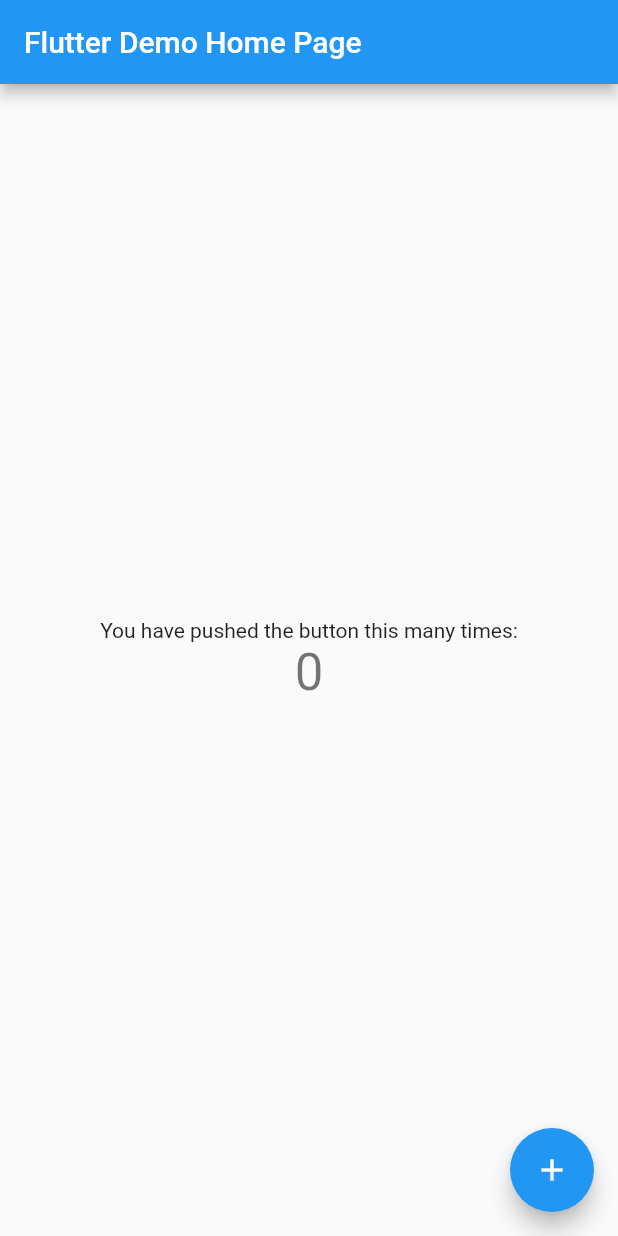
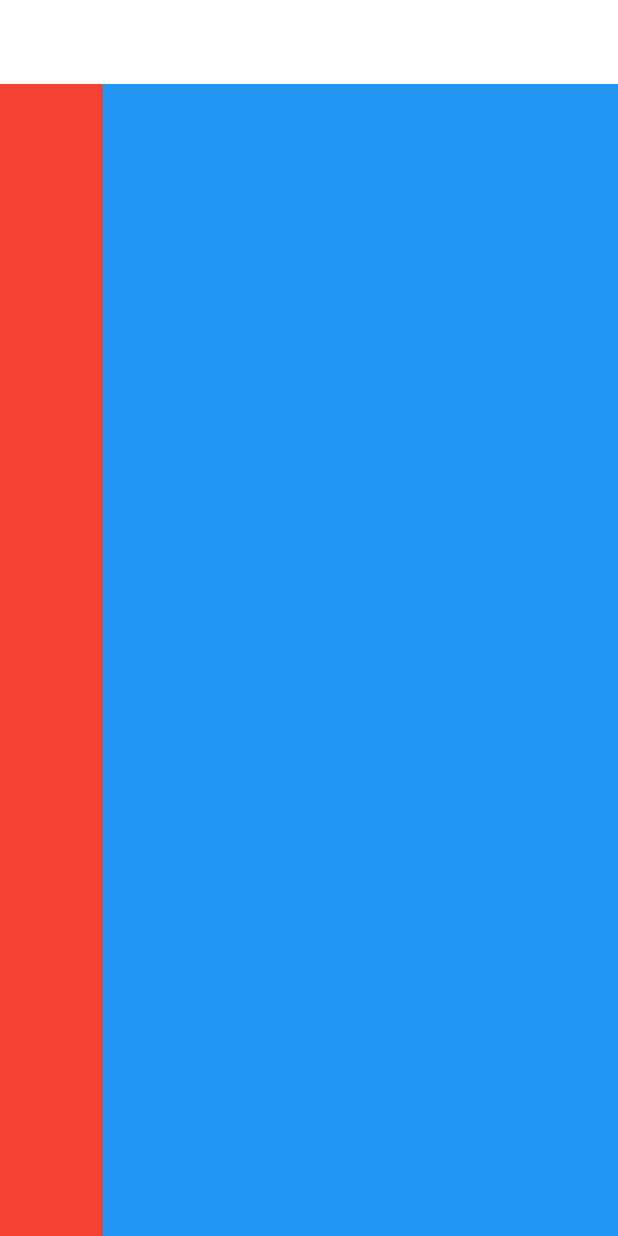
Before and after one commit to jakubj99/test_dashboard, a Flutter app: the screen it shows after launch, on a phone screen of 412 x 824 dp. Run offline on Flutter 3.47's test engine with Material 2 defaults, Android fonts, the light colour scheme and no system bars; our stand-ins replace get, google_fonts.

Commit message:
Added basic styles and themes

```diff
--- /dev/null
+++ b/lib/layout.dart
@@ -0,0 +1,29 @@
+// ignore_for_file: prefer_const_constructors
+import 'package:flutter/material.dart';
+
+class SiteLayout extends StatelessWidget {
+  const SiteLayout({ Key? key}) : super(key: key);
+
+  @override
+  Widget build(BuildContext context) {
+    return Scaffold(
+      appBar: AppBar(
+        elevation: 0,
+        backgroundColor: Colors.white,
+      ),
+      body: Row(
+        children: [
+          Expanded(
+              child: Container(
+            color: Colors.red,
+          )),
+          Expanded(
+              flex: 5,
+              child: Container(
+                color: Colors.blue,
+              ))
+        ],
+      ),
+    );
+  }
+}
--- a/lib/main.dart
+++ b/lib/main.dart
@@ -1,115 +1,36 @@
+// ignore_for_file: prefer_const_constructors
+
 import 'package:flutter/material.dart';
-
+import 'package:get/get_navigation/get_navigation.dart';
+import 'package:google_fonts/google_fonts.dart';
+import 'package:test_dashboard/layout.dart';
 void main() {
-  runApp(const MyApp());
+  runApp(MyApp());
 }
 
 class MyApp extends StatelessWidget {
   const MyApp({Key? key}) : super(key: key);
 
-  // This widget is the root of your application.
   @override
   Widget build(BuildContext context) {
-    return MaterialApp(
-      title: 'Flutter Demo',
-      theme: ThemeData(
-        // This is the theme of your application.
-        //
-        // Try running your application with "flutter run". You'll see the
-        // application has a blue toolbar. Then, without quitting the app, try
-        // changing the primarySwatch below to Colors.green and then invoke
-        // "hot reload" (press "r" in the console where you ran "flutter run",
-        // or simply save your changes to "hot reload" in a Flutter IDE).
-        // Notice that the counter didn't reset back to zero; the application
-        // is not restarted.
-        primarySwatch: Colors.blue,
-      ),
-      home: const MyHomePage(title: 'Flutter Demo Home Page'),
+    return GetMaterialApp(
+debugShowCheckedModeBanner: false,
+title: "Dash",
+theme: ThemeData(
+  scaffoldBackgroundColor: Colors.white,
+  textTheme: GoogleFonts.mulishTextTheme(
+    Theme.of(context).textTheme
+  ).apply(
+    bodyColor: Colors.black
+  ),
+  // ignore: prefer_const_literals_to_create_immutables
+  pageTransitionsTheme: PageTransitionsTheme(builders: {
+    TargetPlatform.iOS: FadeUpwardsPageTransitionsBuilder(),
+    TargetPlatform.android: FadeUpwardsPageTransitionsBuilder()
+  }),
+  primaryColor: Colors.blue
+),
+home: SiteLayout(),
     );
   }
 }
-
-class MyHomePage extends StatefulWidget {
-  const MyHomePage({Key? key, required this.title}) : super(key: key);
-
-  // This widget is the home page of your application. It is stateful, meaning
-  // that it has a State object (defined below) that contains fields that affect
-  // how it looks.
-
-  // This class is the configuration for the state. It holds the values (in this
-  // case the title) provided by the parent (in this case the App widget) and
-  // used by the build method of the State. Fields in a Widget subclass are
-  // always marked "final".
-
-  final String title;
-
-  @override
-  State<MyHomePage> createState() => _MyHomePageState();
-}
-
-class _MyHomePageState extends State<MyHomePage> {
-  int _counter = 0;
-
-  void _incrementCounter() {
-    setState(() {
-      // This call to setState tells the Flutter framework that something has
-      // changed in this State, which causes it to rerun the build method below
-      // so that the display can reflect the updated values. If we changed
-      // _counter without calling setState(), then the build method would not be
-      // called again, and so nothing would appear to happen.
-      _counter++;
-    });
-  }
-
-  @override
-  Widget build(BuildContext context) {
-    // This method is rerun every time setState is called, for instance as done
-    // by the _incrementCounter method above.
-    //
-    // The Flutter framework has been optimized to make rerunning build methods
-    // fast, so that you can just rebuild anything that needs updating rather
-    // than having to individually change instances of widgets.
-    return Scaffold(
-      appBar: AppBar(
-        // Here we take the value from the MyHomePage object that was created by
-        // the App.build method, and use it to set our appbar title.
-        title: Text(widget.title),
-      ),
-      body: Center(
-        // Center is a layout widget. It takes a single child and positions it
-        // in the middle of the parent.
-        child: Column(
-          // Column is also a layout widget. It takes a list of children and
-          // arranges them vertically. By default, it sizes itself to fit its
-          // children horizontally, and tries to be as tall as its parent.
-          //
-          // Invoke "debug painting" (press "p" in the console, choose the
-          // "Toggle Debug Paint" action from the Flutter Inspector in Android
-          // Studio, or the "Toggle Debug Paint" command in Visual Studio Code)
-          // to see the wireframe for each widget.
-          //
-          // Column has various properties to control how it sizes itself and
-          // how it positions its children. Here we use mainAxisAlignment to
-          // center the children vertically; the main axis here is the vertical
-          // axis because Columns are vertical (the cross axis would be
-          // horizontal).
-          mainAxisAlignment: MainAxisAlignment.center,
-          children: <Widget>[
-            const Text(
-              'You have pushed the button this many times:',
-            ),
-            Text(
-              '$_counter',
-              style: Theme.of(context).textTheme.headline4,
-            ),
-          ],
-        ),
-      ),
-      floatingActionButton: FloatingActionButton(
-        onPressed: _incrementCounter,
-        tooltip: 'Increment',
-        child: const Icon(Icons.add),
-      ), // This trailing comma makes auto-formatting nicer for build methods.
-    );
-  }
-}
--- a/pubspec.yaml
+++ b/pubspec.yaml
@@ -30,10 +30,13 @@
   flutter:
     sdk: flutter
 
-
   # The following adds the Cupertino Icons font to your application.
   # Use with the CupertinoIcons class for iOS style icons.
   cupertino_icons: ^1.0.2
+  get: ^4.6.5
+  google_fonts: ^3.0.1
+  charts_flutter: ^0.12.0
+  data_table_2: ^2.2.3
 
 dev_dependencies:
   flutter_test:
```
Also changed, not shown: pubspec.lock, 2 other files.
